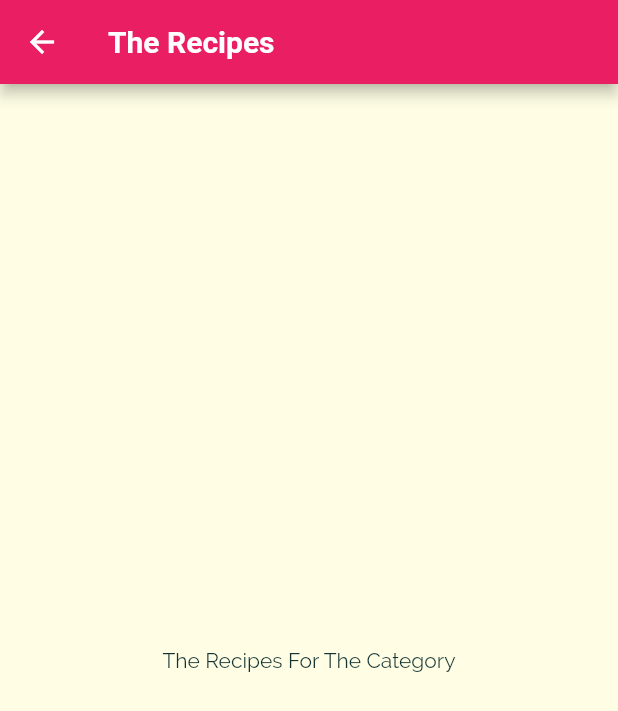
After one commit to JoeyTheProgrammer/Flutter-Learning, a Flutter app: the screen it shows after launch, after a tap on "Italian", on a phone screen of 412 x 824 dp. The commit adds this screen. Shown: the top 711 px of the screen. Run offline on Flutter 3.47's test engine with Material 2 defaults, Android fonts, the phone set to English and light mode, and no system bars; Roboto replaces fonts that are missing (RobotoCondense).

Commit message:
Added ability to move between screens

```diff
--- a/lib/category_item.dart
+++ b/lib/category_item.dart
@@ -1,4 +1,5 @@
 import 'package:flutter/material.dart';
+import 'package:may_19/category_meals_screen.dart';
 
 class CategoryItem extends StatelessWidget {
   final String title;
@@ -6,9 +7,22 @@
 
   CategoryItem(this.title, this.color);
 
+  //creates new page to go to
+  void selectCategory(BuildContext ctx) {
+    Navigator.of(ctx).push(MaterialPageRoute(
+      builder: (_) {
+        return CategoryMealsScreen();
+      },
+    ));
+  }
+
   @override
   Widget build(BuildContext context) {
-    return Container(
+    return InkWell(
+      onTap: () => selectCategory(context),
+      splashColor: Theme.of(context).primaryColor,
+      borderRadius: BorderRadius.circular(15),
+      child: Container(
         padding: const EdgeInsets.all(15),
         child: Text(
           title,
@@ -25,6 +39,7 @@
           ),
           borderRadius: BorderRadius.circular(15),
         ),
+      ),
     );
   }
 }
--- /dev/null
+++ b/lib/category_meals_screen.dart
@@ -0,0 +1,15 @@
+import 'package:flutter/material.dart';
+
+class CategoryMealsScreen extends StatelessWidget {
+  @override
+  Widget build(BuildContext context) {
+    return Scaffold(
+      appBar: AppBar(
+        title: Text('The Recipes'),
+      ),
+      body: Center(
+        child: Text("The Recipes For The Category"),
+      ),
+    );
+  }
+}
```
Lines whose indentation alone changed are shown as unchanged.
